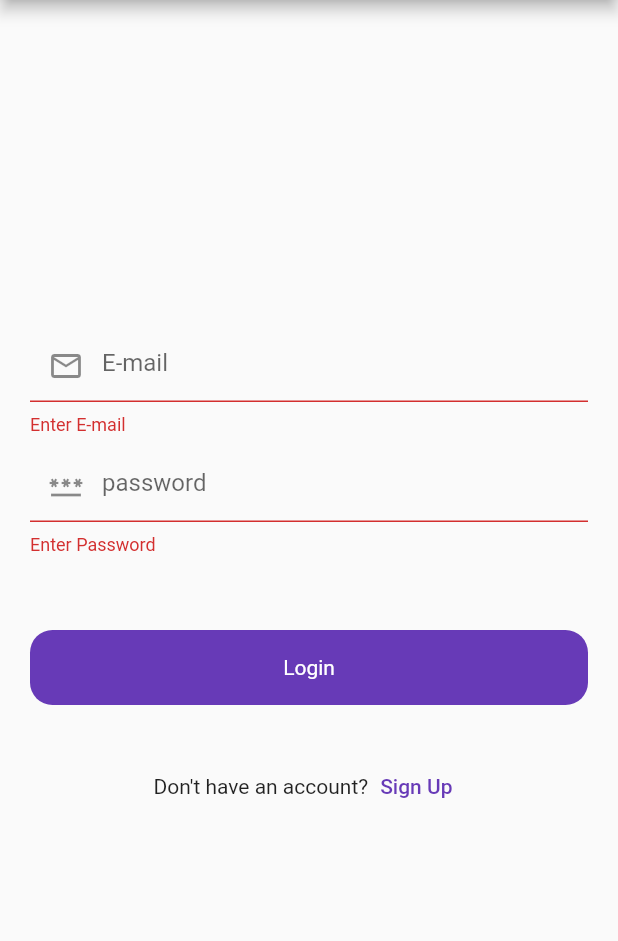
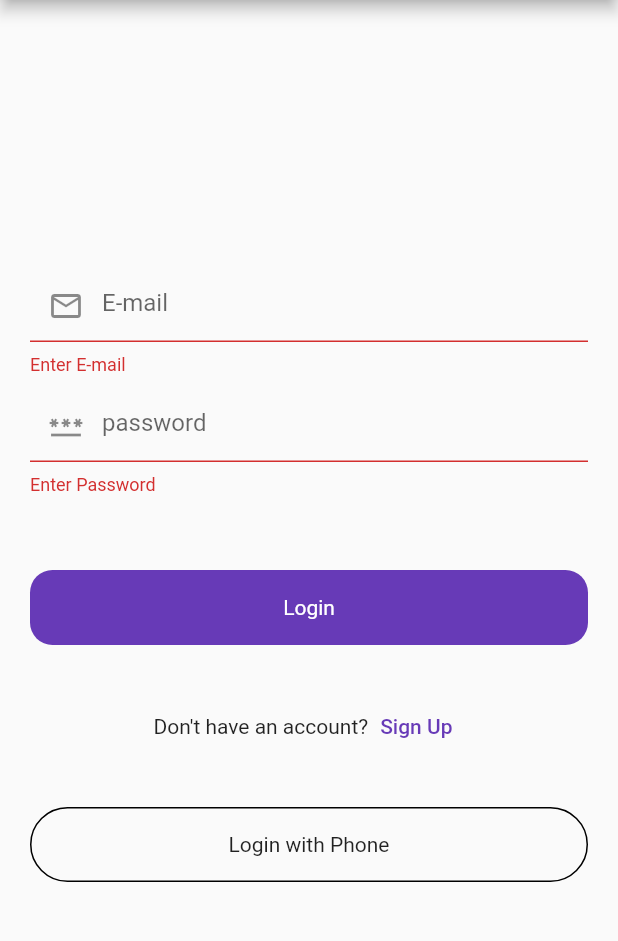
Before and after one commit to Lycanwave/To-Do-App, a Flutter app: the screen it shows after launch, after a tap on "Login", on a phone screen of 412 x 824 dp, the part 84-1025 px from its top. Run offline on Flutter 3.47's test engine with Material 2 defaults, Android fonts, the phone set to English and light mode, and no system bars; our stand-ins replace firebase_auth, firebase_core, fluttertoast; accounts and stored records are empty.

Commit message:
08/09/2022 15:00

```diff
--- a/lib/firebase_services/splash_services.dart
+++ b/lib/firebase_services/splash_services.dart
@@ -2,14 +2,26 @@ import 'dart:async';
 //import 'dart:js';
 
 import 'package:firebase/ui/auth/login_screen.dart';
+import 'package:firebase/ui/posts/posts_screen.dart';
+import 'package:firebase_auth/firebase_auth.dart';
 import 'package:flutter/cupertino.dart';
 import 'package:flutter/material.dart';
 
 class SplashServices {
   void isLogin(BuildContext context) {
-    Timer(
-        Duration(seconds: 3),
-        () => Navigator.push(
-            context, MaterialPageRoute(builder: (context) => LoginScreen())));
+    final auth = FirebaseAuth.instance;
+
+    final user = auth.currentUser;
+    if (user != null) {
+      Timer(
+          Duration(seconds: 3),
+          () => Navigator.push(
+              context, MaterialPageRoute(builder: (context) => PostScreen())));
+    } else {
+      Timer(
+          Duration(seconds: 3),
+          () => Navigator.push(
+              context, MaterialPageRoute(builder: (context) => LoginScreen())));
+    }
   }
 }
--- a/lib/ui/auth/login_screen.dart
+++ b/lib/ui/auth/login_screen.dart
@@ -1,5 +1,10 @@
+import 'package:firebase/ui/auth/login_with_phone_number.dart';
 import 'package:firebase/ui/auth/sign_up.dart';
+import 'package:firebase/ui/posts/posts_screen.dart';
+import 'package:firebase/utils/utils.dart';
 import 'package:firebase/widget/round_button.dart';
+import 'package:firebase_auth/firebase_auth.dart';
+import 'package:firebase_core/firebase_core.dart';
 import 'package:flutter/material.dart';
 import 'package:flutter/services.dart';
 
@@ -11,9 +16,12 @@ class LoginScreen extends StatefulWidget {
 }
 
 class _LoginScreenState extends State<LoginScreen> {
+  bool loading = false;
   final _formField = GlobalKey<FormState>();
   final emailController = TextEditingController();
   final passwordController = TextEditingController();
+
+  final _auth = FirebaseAuth.instance;
 
   @override
   void dispose() {
@@ -21,6 +29,26 @@ class _LoginScreenState extends State<LoginScreen> {
     super.dispose();
     emailController.dispose();
     passwordController.dispose();
+  }
+
+  void login() {
+    _auth
+        .signInWithEmailAndPassword(
+            email: emailController.text.toString(),
+            password: passwordController.text.toString())
+        .then((value) {
+      Utils().toastMessage(value.user!.email.toString());
+      Navigator.push(
+          context, MaterialPageRoute(builder: (context) => PostScreen()));
+      setState(() {
+        loading = false;
+      });
+    }).onError((error, stackTrace) {
+      Utils().toastMessage(error.toString());
+      setState(() {
+        loading = false;
+      });
+    });
   }
 
   @override
@@ -88,8 +116,14 @@ class _LoginScreenState extends State<LoginScreen> {
               SizedBox(height: 50),
               RoundButton(
                 title: "Login",
+                loading: loading,
                 onTap: () {
-                  if (_formField.currentState!.validate()) {}
+                  if (_formField.currentState!.validate()) {
+                    setState(() {
+                      loading = true;
+                    });
+                    login();
+                  }
                 },
               ),
               SizedBox(height: 30),
@@ -106,7 +140,29 @@ class _LoginScreenState extends State<LoginScreen> {
                       },
                       child: Text("Sign Up")),
                 ],
-              )
+              ),
+              SizedBox(height: 30),
+              InkWell(
+                onTap: () {
+                  Navigator.push(
+                      context,
+                      MaterialPageRoute(
+                          builder: (context) => const LoginWithPhoneNumber()));
+                },
+                child: Container(
+                  height: 50,
+                  decoration: BoxDecoration(
+                      borderRadius: BorderRadius.circular(200),
+                      //color: Colors.deepPurple,
+                      border: Border.all(color: Colors.black)),
+                  child: Center(
+                    child: Text(
+                      "Login with Phone",
+                      //style: TextStyle(color: Colors.white),
+                    ),
+                  ),
+                ),
+              ),
             ],
           ),
         ),
--- a/lib/utils/utils.dart
+++ b/lib/utils/utils.dart
@@ -6,7 +6,7 @@ class Utils {
     Fluttertoast.showToast(
         msg: message,
         toastLength: Toast.LENGTH_SHORT,
-        gravity: ToastGravity.CENTER,
+        gravity: ToastGravity.BOTTOM,
         timeInSecForIosWeb: 1,
         backgroundColor: Colors.red,
         textColor: Colors.white,
```
Also changed, not shown: lib/ui/auth/login_with_phone_number.dart (added, +83 -0 lines), lib/ui/auth/verify_code.dart (added, +75 -0 lines), lib/ui/posts/posts_screen.dart (added, +36 -0 lines).
